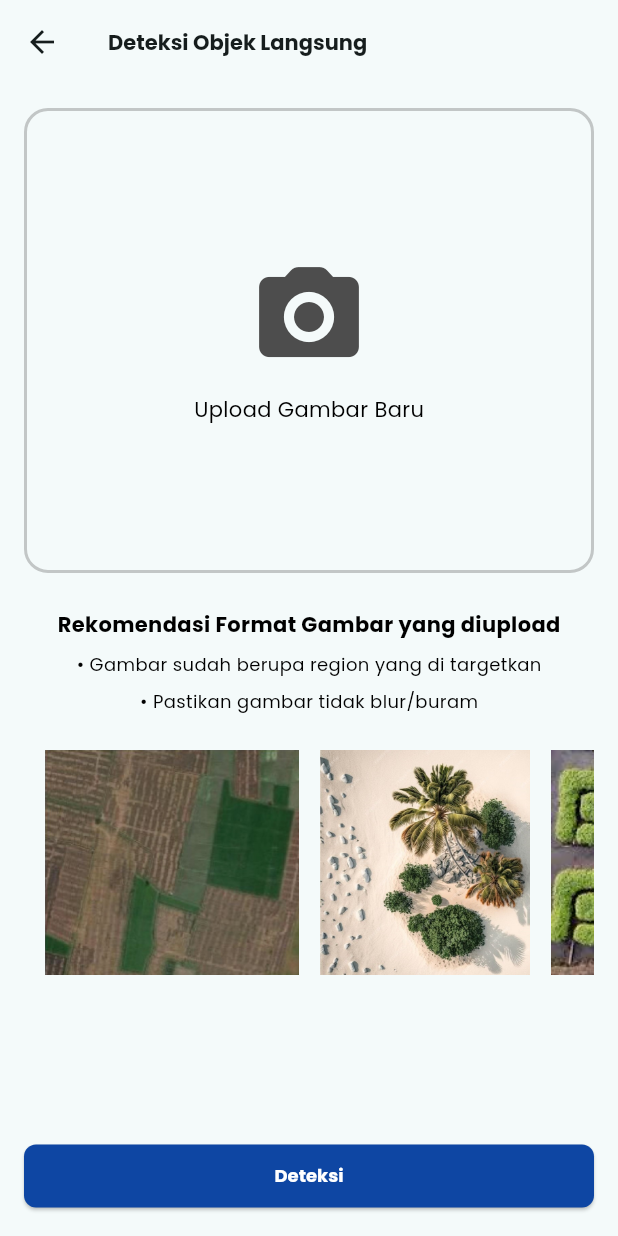
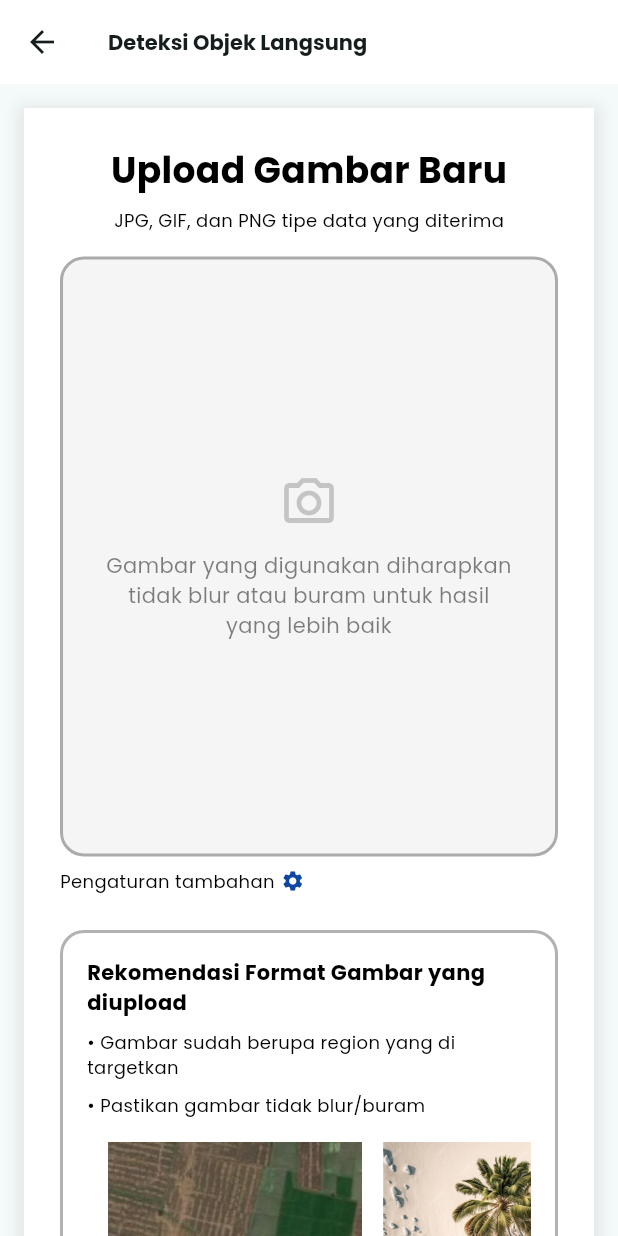
Before and after one commit to hastuadi/mki-sipp-mobile-master, a Flutter app: the DetectorScreen screen opened directly, on a phone screen of 412 x 824 dp. Run offline on Flutter 3.47's test engine with Material 3 defaults, Android fonts, the phone set to English and light mode, and no system bars; our stand-ins replace cached_network_image, flutter_easyloading, flutter_map, flutter_secure_storage, get_it, latlong2 and 1 more; missing offline and left inert: encrypt; accounts and stored records are empty.

Commit message:
revamp upload screen

```diff
--- a/lib/constant/textstyles.dart
+++ b/lib/constant/textstyles.dart
@@ -47,10 +47,12 @@ class AppTextStyle {
   static TextStyle bold24Black = AppTextStyle.bold24.copyWith(color: Colors.black);
   static TextStyle bold18Black = AppTextStyle.bold18.copyWith(color: Colors.black);
   static TextStyle regular14Black = AppTextStyle.regular14.copyWith(color: Colors.black);
+  static TextStyle regular14Primary = AppTextStyle.regular14.copyWith(color: AppColor.primaryColor);
   static TextStyle regular14White = AppTextStyle.regular14.copyWith(color: Colors.white);
   static TextStyle bold14Primary = AppTextStyle.bold14.copyWith(color: AppColor.primaryColor);
   static TextStyle bold14Purple = AppTextStyle.bold14.copyWith(color: AppColor.purple);
   static TextStyle bold14DeepBlue = AppTextStyle.bold14.copyWith(color: AppColor.deepBlue);
+  static TextStyle regular14DeepBlue = AppTextStyle.regular14.copyWith(color: AppColor.deepBlue);
   static TextStyle bold14Black = AppTextStyle.bold14.copyWith(color: Colors.black);
   static TextStyle regular12Red = AppTextStyle.regular12.copyWith(color: Colors.red);
   static TextStyle regular12Black = AppTextStyle.regular12.copyWith(color: Colors.black);
--- a/lib/view/detector/detector_screen.dart
+++ b/lib/view/detector/detector_screen.dart
@@ -1,6 +1,7 @@
 import 'package:flutter/material.dart';
-import 'package:sipp_mobile/component/other/responsive_layout.dart';
 import 'package:sipp_mobile/constant/colors.dart';
+import 'package:sipp_mobile/view/detector/widget/frame_image_widget.dart';
+import 'package:sipp_mobile/view/detector/widget/region_field_widget.dart';
 
 import '../../component/button/base_button.dart';
 import '../../constant/textstyles.dart';
@@ -13,53 +14,104 @@ class DetectorScreen extends StatelessWidget {
   Widget build(BuildContext context) {
     return Scaffold(
       appBar: AppBar(
+        scrolledUnderElevation: 0.0,
+        elevation: 0.0,
+        backgroundColor: Colors.white,
         title: Text("Deteksi Objek Langsung", style: AppTextStyle.bold14),
       ),
       body: SingleChildScrollView(
         child: Padding(
           padding: const EdgeInsets.all(16.0),
+          child: Center(
+            child: Container(
+              padding: const EdgeInsets.all(24),
+              decoration: BoxDecoration(
+                color: Colors.white,
+                boxShadow: [
+                  BoxShadow(
+                    color: Colors.grey.withOpacity(0.2),
+                    blurRadius: 7,
+                    spreadRadius: 5,
+                    offset: const Offset(0, 3)
+                  )
+                ]
+              ),
+              width: 600,
               child: Column(
-            crossAxisAlignment: CrossAxisAlignment.center,
+                mainAxisAlignment: MainAxisAlignment.center,
+                crossAxisAlignment: CrossAxisAlignment.start,
                 children: [
+                  Center(
+                    child: Column(
+                      children: [
+                        Text("Upload Gambar Baru", style: AppTextStyle.bold24Black),
+                        const SizedBox(height: 8,),
+                        Text("JPG, GIF, dan PNG tipe data yang diterima", style: AppTextStyle.regular12Black,),
+                      ],
+                    ),
+                  ),
+                  const SizedBox(height: 16,),
+                  const FrameImage(),
+                  const SizedBox(height: 8,),
+                  InkWell(
+                    onTap: () {
+                      showModalBottomSheet(
+                          context: context,
+                          builder: (context) {
+                            return Padding(
+                              padding: const EdgeInsets.all(16.0),
+                              child: Column(
+                                mainAxisSize: MainAxisSize.min,
+                                children: [
+                                  Row(
+                                    mainAxisAlignment: MainAxisAlignment.spaceBetween,
+                                    children: [
+                                      Text("Banyak region pada gambar:", style: AppTextStyle.regular12Black,),
+                                      const RegionField()
+                                    ],
+                                  ),
+                                  const SizedBox(height: 24,),
+                                  SizedBox(
+                                    width: double.infinity,
+                                    child: BaseButton(
+                                        buttonStyle: AppButtonStyle.filled,
+                                        child: Text("Simpan", style: AppTextStyle.regular14White,)
+                                    ),
+                                  )
+                                ],
+                              ),
+                            );
+                          },
+                      );
+                    },
+                    child: Row(
+                      children: [
+                        Text("Pengaturan tambahan", style: AppTextStyle.regular12Black,),
+                        const SizedBox(width: 4,),
+                        Icon(Icons.settings, color: AppColor.deepBlue, size: 16,)
+                      ],
+                    ),
+                  ),
+                  const SizedBox(height: 24,),
                   Container(
-                width: ResponsiveLayout.isDesktop(context) || ResponsiveLayout.isTablet(context) ? 310 : double.infinity,
-                height: 310,
+                    padding: const EdgeInsets.all(16),
                     decoration: BoxDecoration(
-                  color: Colors.transparent,
-                  borderRadius: BorderRadius.circular(16),
+                      borderRadius: BorderRadius.circular(16.0),
                       border: Border.all(
-                    color: AppColor.black4d.withOpacity(0.3),
+                          color: Colors.black.withOpacity(0.3),
                           width: 2,
                           style: BorderStyle.solid
                       ),
                     ),
-                child: Visibility(
-                  child: Center(
-                    child: InkWell(
-                      borderRadius: BorderRadius.circular(16),
-                      onTap: () {
-
-                      },
                     child: Column(
-                        mainAxisAlignment: MainAxisAlignment.center,
-                        mainAxisSize: MainAxisSize.min,
+                      crossAxisAlignment: CrossAxisAlignment.start,
                       children: [
-                          Icon(Icons.camera_alt_rounded, size: 80, color: AppColor.black4d,),
-                          const SizedBox(height: 12,),
-                          Text("Upload Gambar Baru", style: AppTextStyle.regular14Black,)
-                        ],
-                      ),
-                    ),
-                  ),
-                ),
-              ),
-              const SizedBox(height: 24,),
                         Text("Rekomendasi Format Gambar yang diupload", style: AppTextStyle.bold14Black,),
                         const SizedBox(height: 8,),
                         Text("• Gambar sudah berupa region yang di targetkan", style: AppTextStyle.regular12Black,),
                         const SizedBox(height: 8,),
                         Text("• Pastikan gambar tidak blur/buram", style: AppTextStyle.regular12Black,),
-              const SizedBox(height: 24,),
+                        const SizedBox(height: 16,),
                         SizedBox(
                           height: 150,
                           child: ListView.builder(
@@ -74,23 +126,59 @@ class DetectorScreen extends StatelessWidget {
                               );
                             },
                           ),
-              )
+                        ),
+                      ],
+                    ),
+                  ),
+                  const SizedBox(height: 24,),
+                  Row(
+                    mainAxisAlignment: MainAxisAlignment.spaceBetween,
+                    children: [
+                      Expanded(
+                        child: BaseButton(
+                          onPressed: () async {
+
+                          },
+                          buttonStyle: AppButtonStyle.redFilled,
+                          child: Text("Ulangi", style: AppTextStyle.regular12White,),
+                        ),
+                      ),
+                      const SizedBox(width: 24,),
+                      Expanded(
+                        child: BaseButton(
+                          onPressed: () async {
+
+                          },
+                          buttonStyle: AppButtonStyle.filled,
+                          child: Text("Deteksi", style: AppTextStyle.regular14White,),
+                        ),
+                      ),
+                    ],
+                  ),
                 ],
               ),
             ),
           ),
-      bottomNavigationBar: Padding(
-        padding: const EdgeInsets.all(16.0),
-        child: SizedBox(
-          child: BaseButton(
-            onPressed: () async {
-
-            },
-            buttonStyle: AppButtonStyle.deepBlueFilled,
-            child: Text("Deteksi", style: AppTextStyle.bold12White,),
         ),
-        ),
-      ),
+      )
+      // bottomNavigationBar: Padding(
+      //   padding: const EdgeInsets.all(16.0),
+      //   child: Column(
+      //     mainAxisSize: MainAxisSize.min,
+      //     children: [
+      //       SizedBox(
+      //         width: ResponsiveLayout.isMobile(context) ? null : 500,
+      //         child: BaseButton(
+      //           onPressed: () async {
+      //
+      //           },
+      //           buttonStyle: AppButtonStyle.filled,
+      //           child: Text("Deteksi", style: AppTextStyle.bold12White,),
+      //         ),
+      //       ),
+      //     ],
+      //   ),
+      // ),
     );
   }
 }
--- /dev/null
+++ b/lib/view/detector/widget/frame_image_widget.dart
@@ -0,0 +1,45 @@
+import 'package:flutter/material.dart';
+
+import '../../../component/other/responsive_layout.dart';
+import '../../../constant/colors.dart';
+import '../../../constant/textstyles.dart';
+
+class FrameImage extends StatelessWidget {
+  const FrameImage({Key? key}) : super(key: key);
+
+  @override
+  Widget build(BuildContext context) {
+    return Container(
+      padding: const EdgeInsets.all(24),
+      height: 400,
+      decoration: BoxDecoration(
+        color: Colors.grey.withOpacity(0.1),
+        borderRadius: BorderRadius.circular(16),
+        border: Border.all(
+            color: Colors.black.withOpacity(0.3),
+            width: 2,
+            style: BorderStyle.solid
+        ),
+      ),
+      child: Visibility(
+        child: Center(
+          child: InkWell(
+            borderRadius: BorderRadius.circular(16),
+            onTap: () {
+
+            },
+            child: Column(
+              mainAxisAlignment: MainAxisAlignment.center,
+              mainAxisSize: MainAxisSize.min,
+              children: [
+                Icon(Icons.camera_alt_outlined, size: ResponsiveLayout.isMobile(context) ? 40 : 80, color: Colors.black.withOpacity(0.2),),
+                const SizedBox(height: 12,),
+                Text("Gambar yang digunakan diharapkan tidak blur atau buram untuk hasil yang lebih baik", style: AppTextStyle.regular14Black.copyWith(color: Colors.black.withOpacity(0.5)), textAlign: TextAlign.center,)
+              ],
+            ),
+          ),
+        ),
+      ),
+    );
+  }
+}
--- a/lib/view/register/register_screen.dart
+++ b/lib/view/register/register_screen.dart
@@ -53,6 +53,8 @@ class _RegisterState extends State<Register> {
   Widget build(BuildContext context) {
     return Scaffold(
       appBar: AppBar(
+        scrolledUnderElevation: 0.0,
+        elevation: 0.0,
       title: Text("Pendaftaran", style: AppTextStyle.bold14,),
       ),
       backgroundColor: Colors.white,
--- a/lib/view/research/research_detail_screen.dart
+++ b/lib/view/research/research_detail_screen.dart
@@ -80,6 +80,8 @@ class ResearchDetail extends StatelessWidget {
       },
       child: Scaffold(
         appBar: AppBar(
+          scrolledUnderElevation: 0.0,
+          elevation: 0.0,
           backgroundColor: Colors.white,
           title: Text("Detail Penelitian", style: AppTextStyle.bold14),
         ),
--- a/lib/view/research/research_list_screen.dart
+++ b/lib/view/research/research_list_screen.dart
@@ -20,6 +20,8 @@ class ResearchListScreen extends StatelessWidget {
     return Scaffold(
       backgroundColor: Colors.white,
       appBar: AppBar(
+        scrolledUnderElevation: 0.0,
+        elevation: 0.0,
         title: Text("Kategori Penelitian", style: AppTextStyle.bold14),
       ),
       body: ListView.separated(
--- a/lib/view/research/research_location_screen.dart
+++ b/lib/view/research/research_location_screen.dart
@@ -43,6 +43,8 @@ class ResearchLocationBody extends StatelessWidget {
   Widget build(BuildContext context) {
     return Scaffold(
       appBar: AppBar(
+        scrolledUnderElevation: 0.0,
+        elevation: 0.0,
         backgroundColor: Colors.white,
         title: Text("Penelitian", style: AppTextStyle.bold14),
       ),
```
Also changed, not shown: lib/view/detector/widget/region_field_widget.dart (added, +55 -0 lines). Lines whose indentation alone changed are shown as unchanged.
